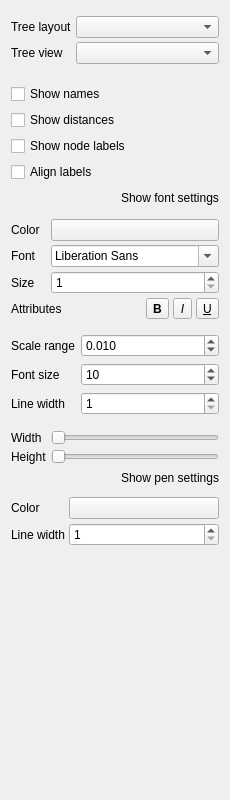
Qt form src/corelibs/U2View/src/ov_msa/phy_tree_tab/TreeOptionsWidget.ui (ugeneunipro/ugene) before a commit.
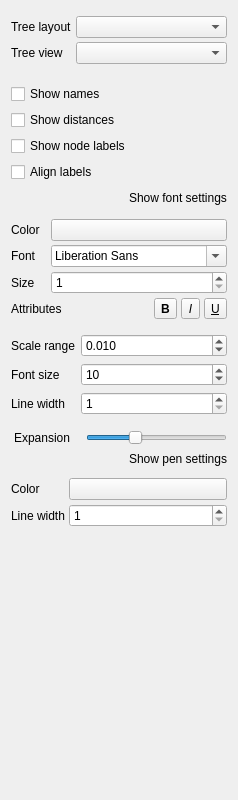
The same form after that commit.

Commit message: Rework aspect ratio of branch depth in phy-tree

```diff
--- a/src/corelibs/U2View/src/ov_msa/phy_tree_tab/TreeOptionsWidget.ui
+++ b/src/corelibs/U2View/src/ov_msa/phy_tree_tab/TreeOptionsWidget.ui
@@ -9,7 +9,7 @@
    <rect>
     <x>0</x>
     <y>0</y>
-    <width>230</width>
+    <width>238</width>
     <height>800</height>
    </rect>
   </property>
@@ -67,9 +67,6 @@
             <verstretch>0</verstretch>
            </sizepolicy>
           </property>
-          <property name="sizeAdjustPolicy">
-           <enum>QComboBox::AdjustToMinimumContentsLength</enum>
-          </property>
          </widget>
         </item>
         <item row="1" column="0">
@@ -80,11 +77,7 @@
          </widget>
         </item>
         <item row="1" column="1">
-         <widget class="QComboBox" name="treeViewCombo">
-          <property name="sizeAdjustPolicy">
-           <enum>QComboBox::AdjustToMinimumContentsLength</enum>
-          </property>
-         </widget>
+         <widget class="QComboBox" name="treeViewCombo"/>
         </item>
        </layout>
       </item>
@@ -280,7 +273,6 @@
               <widget class="QToolButton" name="boldAttrButton">
                <property name="font">
                 <font>
-                 <weight>75</weight>
                  <bold>true</bold>
                 </font>
                </property>
@@ -305,7 +297,6 @@
               <widget class="QToolButton" name="underlineAttrButton">
                <property name="font">
                 <font>
-                 <weight>50</weight>
                  <italic>false</italic>
                  <bold>false</bold>
                  <underline>true</underline>
@@ -449,40 +440,35 @@
         <item row="0" column="1">
          <widget class="QSlider" name="widthSlider">
           <property name="minimum">
-           <number>10</number>
+           <number>-100</number>
           </property>
           <property name="maximum">
+           <number>200</number>
+          </property>
+          <property name="pageStep">
            <number>50</number>
           </property>
           <property name="orientation">
            <enum>Qt::Horizontal</enum>
           </property>
+          <property name="invertedAppearance">
+           <bool>false</bool>
+          </property>
+          <property name="tickPosition">
+           <enum>QSlider::NoTicks</enum>
+          </property>
+          <property name="tickInterval">
+           <number>3</number>
+          </property>
          </widget>
         </item>
         <item row="0" column="0">
-         <widget class="QLabel" name="lblWidthSlider">
-          <property name="text">
-           <string>Width</string>
+         <widget class="QLabel" name="breadthScaleAdjustmentLabel">
+          <property name="styleSheet">
+           <string notr="true">margin-right: 5px</string>
           </property>
-         </widget>
-        </item>
-        <item row="1" column="0">
-         <widget class="QLabel" name="lblHeightSlider">
           <property name="text">
-           <string>Height</string>
-          </property>
-         </widget>
-        </item>
-        <item row="1" column="1">
-         <widget class="QSlider" name="heightSlider">
-          <property name="minimum">
-           <number>1</number>
-          </property>
-          <property name="maximum">
-           <number>20</number>
-          </property>
-          <property name="orientation">
-           <enum>Qt::Horizontal</enum>
+           <string>Expansion </string>
           </property>
          </widget>
         </item>
```
Left out of the diff: 4 changed lines with no effect on the pictures. The commit also changes 10 other files.
